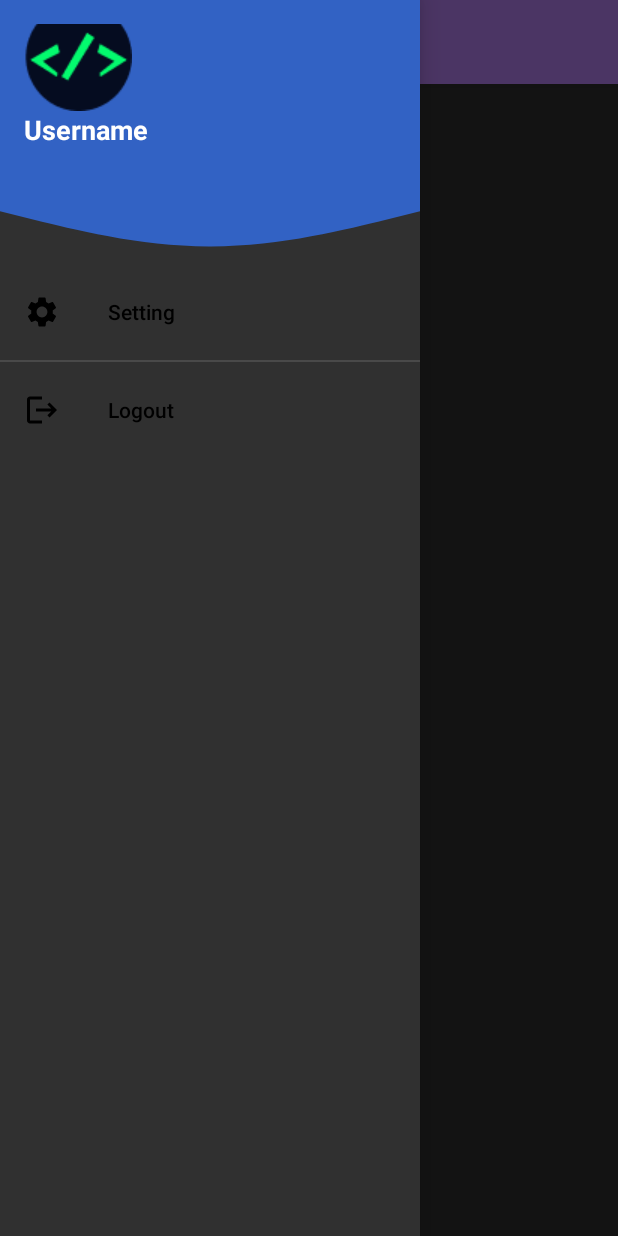
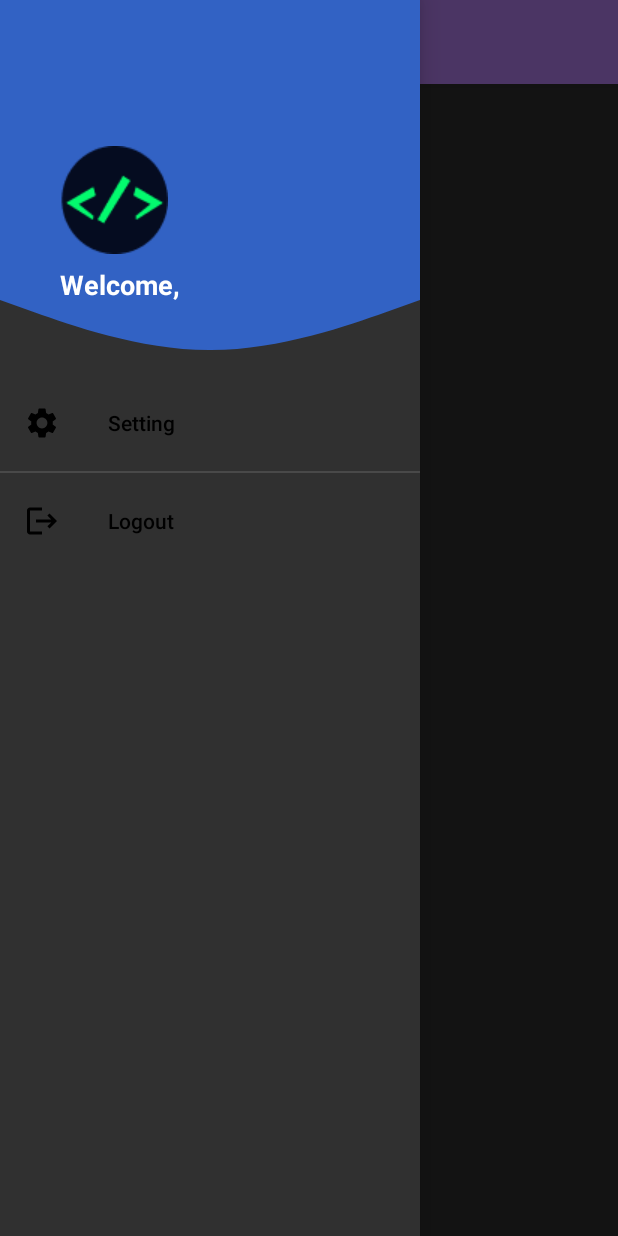
Before and after one commit to SouravKumar22/MyAT, an Android app: the MainActivity screen opened directly, with no data from a screen before it, with the side drawer open, on a phone screen of 412 x 824 dp. Run offline under Robolectric (Android 15) with nearby library versions, the light colour scheme and no system bars; our stand-ins replace Firebase (no records; nobody signed in at launch, a user with empty details on screens opened directly).

Commit message:
Commit Message

```diff
--- a/app/src/main/java/com/example/myat/MainActivity.kt
+++ b/app/src/main/java/com/example/myat/MainActivity.kt
@@ -15,6 +15,8 @@ import androidx.drawerlayout.widget.DrawerLayout
 import androidx.fragment.app.Fragment
 import com.example.myat.fragments.SettingFragment
 import com.google.android.material.navigation.NavigationView
+import com.google.firebase.auth.FirebaseAuth
+import com.google.firebase.firestore.FirebaseFirestore
 
 class MainActivity : AppCompatActivity(),NavigationView.OnNavigationItemSelectedListener {
 
@@ -44,8 +46,7 @@ class MainActivity : AppCompatActivity(),NavigationView.OnNavigationItemSelected
 
         val navigationView = findViewById<NavigationView>(R.id.navView)
         val header = navigationView.getHeaderView(0)
-        val userNameTxt = findViewById<TextView>(R.id.usernameText)
-        val emailTxt = findViewById<TextView>(R.id.email)
+        //val userNameTxt = findViewById<TextView>(R.id.usernameText)
         val profileImg = findViewById<ImageView>(R.id.profileImg)
 
         navigationView.setNavigationItemSelectedListener(this)
@@ -55,6 +56,8 @@ class MainActivity : AppCompatActivity(),NavigationView.OnNavigationItemSelected
         )
         drawerLayout.addDrawerListener(toggle)
         toggle.syncState()
+
+        updateNavHeader()
 
     }
 
@@ -80,4 +83,30 @@ class MainActivity : AppCompatActivity(),NavigationView.OnNavigationItemSelected
             .replace(R.id.fragmentContainer,fragment)
             .commit()
     }
+
+    private fun updateNavHeader() {
+        val auth = FirebaseAuth.getInstance()
+        val db = FirebaseFirestore.getInstance()
+        val navView = findViewById<NavigationView>(R.id.navView)
+
+        val currentUser = auth.currentUser
+        if (currentUser != null) {
+            val uid = currentUser.uid
+
+            db.collection("users").document(uid)
+                .get()
+                .addOnSuccessListener { documentSnapshot ->
+                    if (documentSnapshot.exists()) {
+                        val username = documentSnapshot.getString("name")
+                        // Update the navigation header UI with the retrieved username
+                        val navHeaderView = navView.getHeaderView(0)
+                        val navWelcome = navHeaderView.findViewById<TextView>(R.id.nav_welcome)
+                        navWelcome.text = "Welcome,\n\n$username"
+                    }
+                }
+                .addOnFailureListener { e ->
+                    Toast.makeText(this,"Error Loading Name",Toast.LENGTH_LONG).show()
+                }
+        }
+    }
 }
--- a/app/src/main/res/layout/nav_header.xml
+++ b/app/src/main/res/layout/nav_header.xml
@@ -2,36 +2,32 @@
 <LinearLayout xmlns:android="http://schemas.android.com/apk/res/android"
     android:orientation="vertical"
     android:layout_width="match_parent"
-    android:layout_height="176dp"
+    android:layout_height="250dp"
     android:gravity="bottom"
     android:background="@drawable/wave"
-    android:padding="16dp">
+    android:padding="40dp"
+    >
 
     <ImageView
         android:id="@+id/profileImg"
         android:layout_width="wrap_content"
         android:layout_height="wrap_content"
         android:src="@drawable/logo1"/>
+    <View
+        android:layout_width="match_parent"
+        android:layout_height="8dp" />
 
     <TextView
-        android:id="@+id/usernameText"
-        android:layout_width="match_parent"
-        android:layout_height="match_parent"
-        android:text="Username"
-        android:textColor="@color/white"
+        android:id="@+id/nav_welcome"
+        android:layout_width="wrap_content"
+        android:layout_height="wrap_content"
+        android:text="Welcome, "
         android:textSize="18sp"
         android:textStyle="bold"
-        />
+        android:textColor="@android:color/white" />
+    <View
+        android:layout_width="match_parent"
+        android:layout_height="8dp" />
 
-    <TextView
-        android:id="@+id/email"
-        android:layout_width="match_parent"
-        android:layout_height="wrap_content"
-        android:text="E-Mail"
-        android:layout_marginBottom="14dp"
-        android:textColor="@color/white"
-        android:textSize="16sp"
-        android:textStyle="bold"
-        />
 
 </LinearLayout>
```
